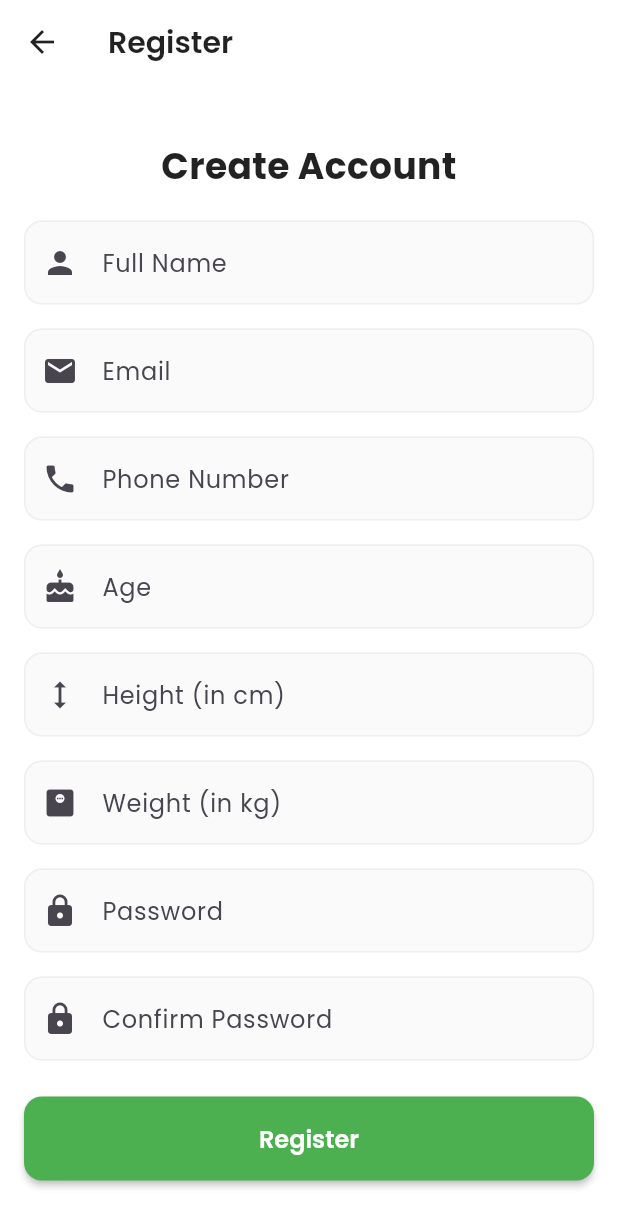
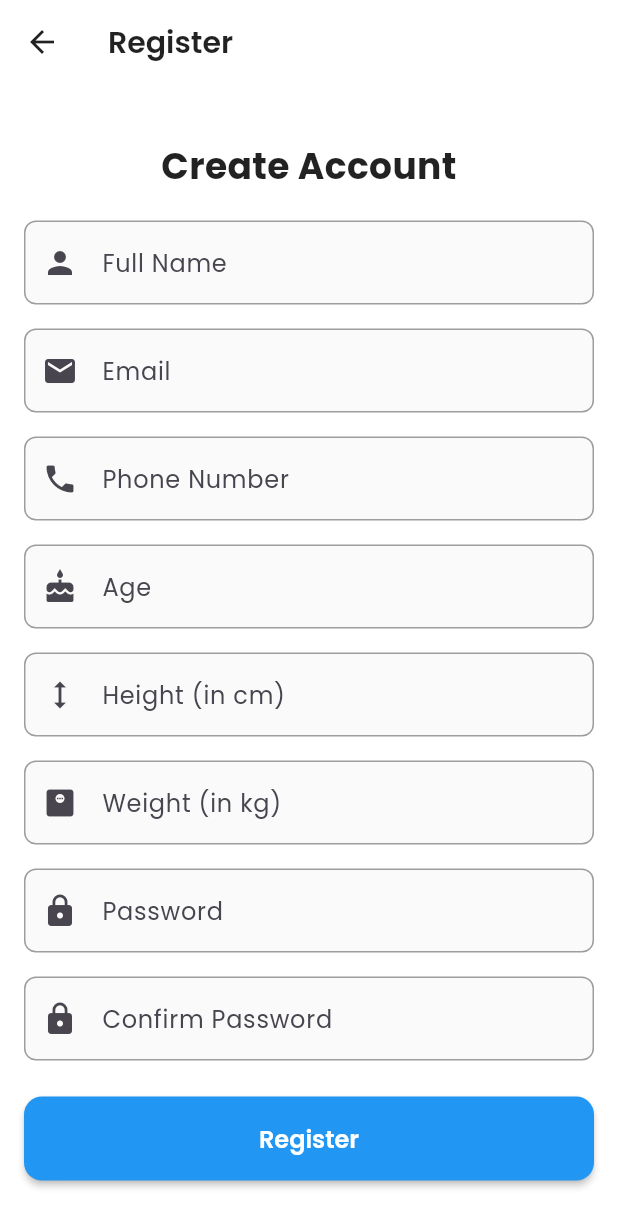
Before and after one commit to rajathganesh27/gamifiedfitnessapp, a Flutter app: the screen it shows after launch, after a tap on "Login with Email", after a tap on "Don't have an account? Register now", on a phone screen of 412 x 824 dp. Shown: the top 1227 px of the screen. Run offline on Flutter 3.47's test engine with Material 3 defaults, Android fonts, the phone set to English and light mode, and no system bars; our stand-ins replace camera, cloud_firestore, firebase_auth, firebase_core, fl_chart, google_fonts; missing offline and left inert: google_mlkit_pose_detection; accounts and stored records are empty.

Commit message:
login and register screen ui change

```diff
--- a/lib/screens/login_screen.dart
+++ b/lib/screens/login_screen.dart
@@ -74,15 +74,36 @@ class _LoginScreenState extends State<LoginScreen> {
                 Text(
                   'FitQuest',
                   textAlign: TextAlign.center,
-                  style: TextStyle(fontSize: 24, fontWeight: FontWeight.bold),
+                  style: TextStyle(
+                    fontSize: 28,
+                    fontWeight: FontWeight.w900,
+                    color: Color.fromARGB(255, 3, 54, 86),
+                  ),
                 ),
                 SizedBox(height: 40),
+
+                // Email Text Field
                 TextFormField(
                   controller: _emailController,
                   decoration: InputDecoration(
                     labelText: 'Email',
-                    border: OutlineInputBorder(),
+                    border: OutlineInputBorder(
+                      borderRadius: BorderRadius.circular(
+                        8.0,
+                      ), // Rounded Borders
+                    ),
                     prefixIcon: Icon(Icons.email),
+                    focusedBorder: OutlineInputBorder(
+                      borderRadius: BorderRadius.circular(8.0),
+                      borderSide: BorderSide(
+                        color: Color(0xFF2196F3),
+                        width: 2.0,
+                      ), // Blue when focused
+                    ),
+                    enabledBorder: OutlineInputBorder(
+                      borderRadius: BorderRadius.circular(8.0),
+                      borderSide: BorderSide(color: Colors.grey),
+                    ),
                   ),
                   keyboardType: TextInputType.emailAddress,
                   validator: (value) {
@@ -98,12 +119,29 @@ class _LoginScreenState extends State<LoginScreen> {
                   },
                 ),
                 SizedBox(height: 16),
+
+                // Password Text Field
                 TextFormField(
                   controller: _passwordController,
                   decoration: InputDecoration(
                     labelText: 'Password',
-                    border: OutlineInputBorder(),
+                    border: OutlineInputBorder(
+                      borderRadius: BorderRadius.circular(
+                        8.0,
+                      ), // Rounded Borders
+                    ),
                     prefixIcon: Icon(Icons.lock),
+                    focusedBorder: OutlineInputBorder(
+                      borderRadius: BorderRadius.circular(8.0),
+                      borderSide: BorderSide(
+                        color: Color(0xFF2196F3),
+                        width: 2.0,
+                      ), // Blue when focused
+                    ),
+                    enabledBorder: OutlineInputBorder(
+                      borderRadius: BorderRadius.circular(8.0),
+                      borderSide: BorderSide(color: Colors.grey),
+                    ),
                   ),
                   obscureText: true,
                   validator: (value) {
@@ -117,6 +155,8 @@ class _LoginScreenState extends State<LoginScreen> {
                   },
                 ),
                 SizedBox(height: 24),
+
+                // Error Message
                 if (_errorMessage != null)
                   Padding(
                     padding: EdgeInsets.only(bottom: 16),
@@ -126,6 +166,8 @@ class _LoginScreenState extends State<LoginScreen> {
                       textAlign: TextAlign.center,
                     ),
                   ),
+
+                // Login with Email Button
                 ElevatedButton(
                   onPressed: _isLoading ? null : _login,
                   child:
@@ -138,9 +180,12 @@ class _LoginScreenState extends State<LoginScreen> {
                           : Text('Login with Email'),
                   style: ElevatedButton.styleFrom(
                     padding: EdgeInsets.symmetric(vertical: 16),
+                    backgroundColor: const Color(0xFF2196F3),
                   ),
                 ),
                 SizedBox(height: 16),
+
+                // Login with Phone Button
                 ElevatedButton(
                   onPressed: () {
                     Navigator.push(
@@ -153,10 +198,12 @@ class _LoginScreenState extends State<LoginScreen> {
                   child: Text('Login with Phone Number'),
                   style: ElevatedButton.styleFrom(
                     padding: EdgeInsets.symmetric(vertical: 16),
-                    backgroundColor: Colors.green,
+                    backgroundColor: const Color(0xFF2196F3),
                   ),
                 ),
                 SizedBox(height: 16),
+
+                // Register Now Button
                 TextButton(
                   onPressed: () {
                     Navigator.push(
@@ -164,7 +211,10 @@ class _LoginScreenState extends State<LoginScreen> {
                       MaterialPageRoute(builder: (context) => RegisterScreen()),
                     );
                   },
-                  child: Text("Don't have an account? Register now"),
+                  child: Text(
+                    "Don't have an account? Register now",
+                    style: TextStyle(color: Color.fromARGB(255, 0, 0, 0)),
+                  ),
                 ),
               ],
             ),
--- a/lib/screens/register_screen.dart
+++ b/lib/screens/register_screen.dart
@@ -73,6 +73,25 @@ class _RegisterScreenState extends State<RegisterScreen> {
     }
   }
 
+  InputDecoration _inputDecoration(String label, IconData icon) {
+    return InputDecoration(
+      labelText: label,
+      border: OutlineInputBorder(borderRadius: BorderRadius.circular(8.0)),
+      prefixIcon: Icon(icon),
+      focusedBorder: OutlineInputBorder(
+        borderRadius: BorderRadius.circular(8.0),
+        borderSide: BorderSide(
+          color: Color(0xFF2196F3),
+          width: 2.0,
+        ), // Blue when focused
+      ),
+      enabledBorder: OutlineInputBorder(
+        borderRadius: BorderRadius.circular(8.0),
+        borderSide: BorderSide(color: Colors.grey),
+      ),
+    );
+  }
+
   @override
   Widget build(BuildContext context) {
     return Scaffold(
@@ -91,160 +110,124 @@ class _RegisterScreenState extends State<RegisterScreen> {
                   style: TextStyle(fontSize: 24, fontWeight: FontWeight.bold),
                 ),
                 SizedBox(height: 20),
+
                 TextFormField(
                   controller: _nameController,
-                  decoration: InputDecoration(
-                    labelText: 'Full Name',
-                    border: OutlineInputBorder(),
-                    prefixIcon: Icon(Icons.person),
-                  ),
+                  decoration: _inputDecoration('Full Name', Icons.person),
+                  validator:
+                      (value) =>
+                          value == null || value.isEmpty
+                              ? 'Please enter your name'
+                              : null,
+                ),
+                SizedBox(height: 16),
+
+                TextFormField(
+                  controller: _emailController,
+                  decoration: _inputDecoration('Email', Icons.email),
+                  keyboardType: TextInputType.emailAddress,
                   validator: (value) {
-                    if (value == null || value.isEmpty) {
-                      return 'Please enter your name';
-                    }
+                    if (value == null || value.isEmpty)
+                      return 'Please enter your email';
+                    if (!RegExp(
+                      r'^[\w-\.]+@([\w-]+\.)+[\w-]{2,4}$',
+                    ).hasMatch(value))
+                      return 'Enter a valid email';
                     return null;
                   },
                 ),
                 SizedBox(height: 16),
+
                 TextFormField(
-                  controller: _emailController,
-                  decoration: InputDecoration(
-                    labelText: 'Email',
-                    border: OutlineInputBorder(),
-                    prefixIcon: Icon(Icons.email),
-                  ),
-                  keyboardType: TextInputType.emailAddress,
+                  controller: _phoneController,
+                  decoration: _inputDecoration('Phone Number', Icons.phone),
+                  keyboardType: TextInputType.phone,
                   validator: (value) {
-                    if (value == null || value.isEmpty) {
-                      return 'Please enter your email';
-                    }
-                    if (!RegExp(
-                      r'^[\w-\.]+@([\w-]+\.)+[\w-]{2,4}$',
-                    ).hasMatch(value)) {
-                      return 'Please enter a valid email';
-                    }
+                    if (value == null || value.isEmpty)
+                      return 'Please enter your phone number';
+                    if (!RegExp(r'^\+?[1-9]\d{9,14}$').hasMatch(value))
+                      return 'Enter a valid phone number';
                     return null;
                   },
                 ),
                 SizedBox(height: 16),
+
                 TextFormField(
-                  controller: _phoneController,
-                  decoration: InputDecoration(
-                    labelText: 'Phone Number',
-                    border: OutlineInputBorder(),
-                    prefixIcon: Icon(Icons.phone),
-                  ),
-                  keyboardType: TextInputType.phone,
+                  controller: _ageController,
+                  decoration: _inputDecoration('Age', Icons.cake),
+                  keyboardType: TextInputType.number,
                   validator: (value) {
-                    if (value == null || value.isEmpty) {
-                      return 'Please enter your phone number';
-                    }
-                    if (!RegExp(r'^\+?[1-9]\d{9,14}$').hasMatch(value)) {
-                      return 'Enter a valid phone number with country code';
-                    }
+                    if (value == null || value.isEmpty)
+                      return 'Please enter your age';
+                    final age = int.tryParse(value);
+                    if (age == null || age < 5 || age > 120)
+                      return 'Please enter a valid age';
                     return null;
                   },
                 ),
                 SizedBox(height: 16),
+
                 TextFormField(
-                  controller: _ageController,
-                  decoration: InputDecoration(
-                    labelText: 'Age',
-                    border: OutlineInputBorder(),
-                    prefixIcon: Icon(Icons.cake),
-                  ),
+                  controller: _heightController,
+                  decoration: _inputDecoration('Height (in cm)', Icons.height),
                   keyboardType: TextInputType.number,
                   validator: (value) {
-                    if (value == null || value.isEmpty) {
-                      return 'Please enter your age';
-                    }
-                    final age = int.tryParse(value);
-                    if (age == null || age < 5 || age > 120) {
-                      return 'Please enter a valid age';
-                    }
+                    if (value == null || value.isEmpty)
+                      return 'Please enter your height';
+                    final height = double.tryParse(value);
+                    if (height == null || height < 50 || height > 250)
+                      return 'Enter a valid height';
                     return null;
                   },
                 ),
                 SizedBox(height: 16),
+
                 TextFormField(
-                  controller: _heightController,
-                  decoration: InputDecoration(
-                    labelText: 'Height (in cm)',
-                    border: OutlineInputBorder(),
-                    prefixIcon: Icon(Icons.height),
+                  controller: _weightController,
+                  decoration: _inputDecoration(
+                    'Weight (in kg)',
+                    Icons.monitor_weight,
                   ),
                   keyboardType: TextInputType.number,
                   validator: (value) {
-                    if (value == null || value.isEmpty) {
-                      return 'Please enter your height';
-                    }
-                    final height = double.tryParse(value);
-                    if (height == null || height < 50 || height > 250) {
-                      return 'Please enter a valid height in cm';
-                    }
+                    if (value == null || value.isEmpty)
+                      return 'Please enter your weight';
+                    final weight = double.tryParse(value);
+                    if (weight == null || weight < 20 || weight > 300)
+                      return 'Enter a valid weight';
                     return null;
                   },
                 ),
                 SizedBox(height: 16),
-                TextFormField(
-                  controller: _weightController,
-                  decoration: InputDecoration(
-                    labelText: 'Weight (in kg)',
-                    border: OutlineInputBorder(),
-                    prefixIcon: Icon(Icons.monitor_weight),
-                  ),
-                  keyboardType: TextInputType.number,
-                  validator: (value) {
-                    if (value == null || value.isEmpty) {
-                      return 'Please enter your weight';
-                    }
-                    final weight = double.tryParse(value);
-                    if (weight == null || weight < 20 || weight > 300) {
-                      return 'Please enter a valid weight in kg';
-                    }
-                    return null;
-                  },
-                ),
 
-                SizedBox(height: 16),
                 TextFormField(
                   controller: _passwordController,
-                  decoration: InputDecoration(
-                    labelText: 'Password',
-                    border: OutlineInputBorder(),
-                    prefixIcon: Icon(Icons.lock),
-                  ),
+                  decoration: _inputDecoration('Password', Icons.lock),
                   obscureText: true,
                   validator: (value) {
-                    if (value == null || value.isEmpty) {
+                    if (value == null || value.isEmpty)
                       return 'Please enter a password';
-                    }
-                    if (value.length < 6) {
+                    if (value.length < 6)
                       return 'Password must be at least 6 characters';
-                    }
                     return null;
                   },
                 ),
                 SizedBox(height: 16),
+
                 TextFormField(
                   controller: _confirmPasswordController,
-                  decoration: InputDecoration(
-                    labelText: 'Confirm Password',
-                    border: OutlineInputBorder(),
-                    prefixIcon: Icon(Icons.lock),
-                  ),
+                  decoration: _inputDecoration('Confirm Password', Icons.lock),
                   obscureText: true,
                   validator: (value) {
-                    if (value == null || value.isEmpty) {
+                    if (value == null || value.isEmpty)
                       return 'Please confirm your password';
-                    }
-                    if (value != _passwordController.text) {
+                    if (value != _passwordController.text)
                       return 'Passwords do not match';
-                    }
                     return null;
                   },
                 ),
                 SizedBox(height: 24),
+
                 if (_errorMessage != null)
                   Padding(
                     padding: EdgeInsets.only(bottom: 16),
@@ -254,6 +237,7 @@ class _RegisterScreenState extends State<RegisterScreen> {
                       textAlign: TextAlign.center,
                     ),
                   ),
+
                 ElevatedButton(
                   onPressed: _isLoading ? null : _register,
                   child:
@@ -266,6 +250,7 @@ class _RegisterScreenState extends State<RegisterScreen> {
                           : Text('Register'),
                   style: ElevatedButton.styleFrom(
                     padding: EdgeInsets.symmetric(vertical: 16),
+                    backgroundColor: Color(0xFF2196F3), // Changed button color
                   ),
                 ),
               ],
```
